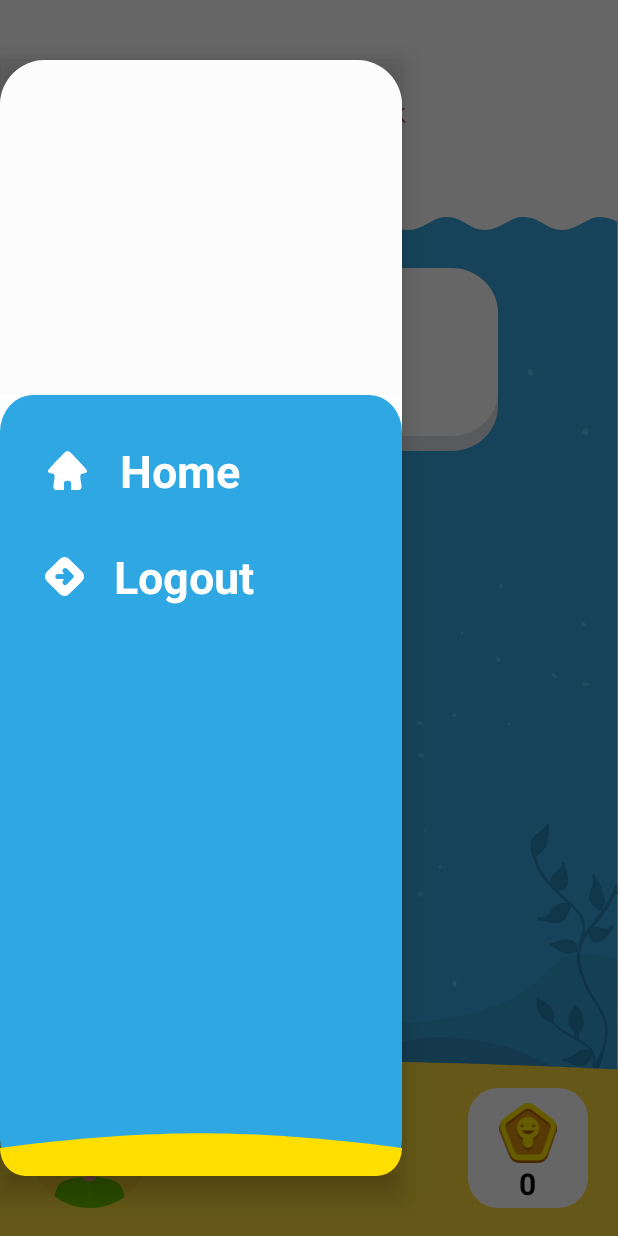
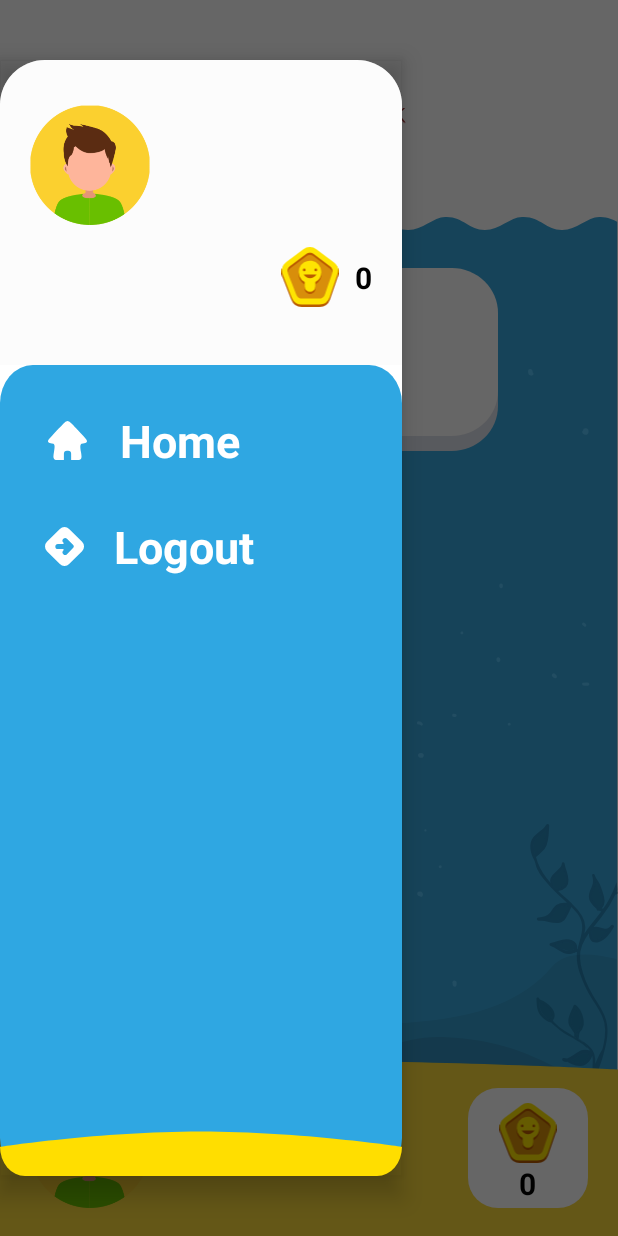
Before and after one commit to rajupraaa1234/MindSparkDemo, an Android app: the Dashboard screen opened directly, with no data from a screen before it, with the side drawer open, on a phone screen of 412 x 824 dp. Run offline under Robolectric (Android 15) with nearby library versions, the phone set to English and light mode, and no system bars; our stand-ins replace Room's generated code.

Commit message:
added Placeholder

```diff
--- a/app/src/main/java/com/example/mindsparkdemo/SignupSceen.java
+++ b/app/src/main/java/com/example/mindsparkdemo/SignupSceen.java
@@ -114,6 +114,12 @@ public class SignupSceen extends AppCompatActivity implements View.OnClickListen
             case R.id.loginbtn:
                 signUpApi();
                 break;
+            case R.id.backbtn:
+                Intent i=new Intent(SignupSceen.this, LoginScreen.class);
+                startActivity(i);
+                finish();
+                break;
+
         }
     }
 }
--- a/app/src/main/java/com/example/mindsparkdemo/View/DashboardScreen/Dashboard.java
+++ b/app/src/main/java/com/example/mindsparkdemo/View/DashboardScreen/Dashboard.java
@@ -36,6 +36,8 @@ public class Dashboard extends AppCompatActivity implements View.OnClickListener
     LinearLayout homebtn;
     LinearLayout topics;
     TextView coin;
+    TextView NavuserTxt;
+    TextView Navcoinid;
     private RegisteredUser registeredUser;
 
     @Override
@@ -60,10 +62,14 @@ public class Dashboard extends AppCompatActivity implements View.OnClickListener
         topics.setOnClickListener(this);
         coin = findViewById(R.id.coinid);
         registeredUser = new RegisteredUser(this);
+        NavuserTxt = findViewById(R.id.NavuserTxt);
+        Navcoinid = findViewById(R.id.Navcoinid);
         ScoreTable scoreTable = registeredUser.getScoreData(Sessionmanager.get().getUserName());
-
-        if(scoreTable != null)
-            coin.setText(""+scoreTable.getCorrect());
+        NavuserTxt.setText(Sessionmanager.get().getUserName());
+        if(scoreTable != null) {
+            coin.setText("" + scoreTable.getCorrect());
+            Navcoinid.setText("" + scoreTable.getCorrect());
+        }
     }
 
     @Override
--- a/app/src/main/java/com/example/mindsparkdemo/View/DashboardScreen/QuestionStore/QuestionBank.java
+++ b/app/src/main/java/com/example/mindsparkdemo/View/DashboardScreen/QuestionStore/QuestionBank.java
@@ -110,7 +110,7 @@ public class QuestionBank {
 
         MCQ mcq8 = new MCQ();
         mcq8.setQuestion_num(8);
-        mcq8.setQuestion_body("Look at the picture and choose the first letter of the word.");
+        mcq8.setQuestion_body("");
         mcq8.setQuestion_img("");
         mcq8.setTotal_mcq_options(4);
         mcq8.setQuestion_desc("");
--- a/app/src/main/res/layout/drawer_menu.xml
+++ b/app/src/main/res/layout/drawer_menu.xml
@@ -18,9 +18,70 @@
 
         <LinearLayout
             android:layout_width="match_parent"
-            android:layout_weight="7"
+            android:layout_weight="8"
+            android:orientation="vertical"
             android:background="@color/cardview_shadow_end_color"
-            android:layout_height="match_parent"/>
+            android:layout_height="match_parent">
+
+           <LinearLayout
+               android:layout_width="wrap_content"
+               android:orientation="horizontal"
+               android:layout_marginLeft="20dp"
+               android:layout_marginTop="30dp"
+               android:layout_height="wrap_content">
+                <ImageView
+                    android:layout_width="80dp"
+                    android:src="@drawable/boy"
+                    android:layout_height="80dp"/>
+
+               <TextView
+                   android:id="@+id/NavuserTxt"
+                   android:layout_toRightOf="@id/userimg"
+                   android:layout_width="wrap_content"
+                   android:layout_marginLeft="20dp"
+                   android:text="study.1430"
+                   android:layout_centerVertical="true"
+                   android:textStyle="bold"
+                   android:textSize="25sp"
+                   android:textColor="@color/black"
+                   android:fontFamily="sans-serif"
+                   android:layout_gravity="center"
+                   android:layout_height="wrap_content"/>
+
+           </LinearLayout>
+
+            <LinearLayout
+                android:layout_width="80dp"
+                android:orientation="horizontal"
+                android:gravity="end"
+                android:layout_gravity="end"
+                android:layout_alignParentEnd="true"
+                android:layout_centerVertical="true"
+                android:layout_marginBottom="10dp"
+                android:paddingBottom="10dp"
+                android:layout_marginRight="20dp"
+                android:layout_height="80dp">
+
+                <ImageView
+                    android:layout_width="40dp"
+                    android:src="@drawable/coin"
+                    android:layout_gravity="center"
+                    android:layout_height="40dp"/>
+
+                <TextView
+                    android:layout_width="wrap_content"
+                    android:layout_gravity="center"
+                    android:text="0"
+                    android:layout_marginLeft="10dp"
+                    android:id="@+id/Navcoinid"
+                    android:textStyle="bold"
+                    android:textColor="@color/black"
+                    android:textSize="20sp"
+                    android:layout_height="wrap_content"/>
+            </LinearLayout>
+
+        </LinearLayout>
+
 
         <LinearLayout
             android:layout_width="match_parent"
--- a/app/src/main/res/values/themes.xml
+++ b/app/src/main/res/values/themes.xml
@@ -3,7 +3,7 @@
     <style name="Theme.MindSparkDemo" parent="Theme.MaterialComponents.DayNight.NoActionBar">
         <!-- Primary brand color. -->
         <item name="colorPrimary">@color/purple_500</item>
-        <item name="colorPrimaryVariant">@color/purple_700</item>
+        <item name="colorPrimaryVariant">@color/white</item>
         <item name="colorOnPrimary">@color/white</item>
         <!-- Secondary brand color. -->
         <item name="colorSecondary">@color/teal_200</item>
```
